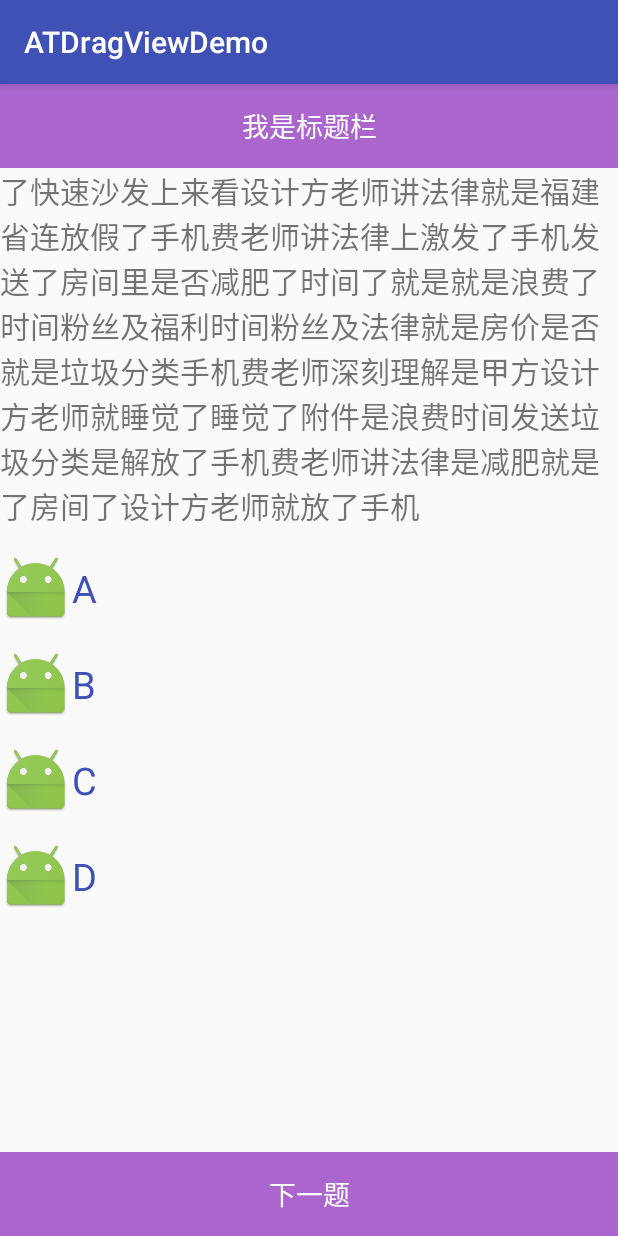
After one commit to GuoFeilong/ATDragViewDemo, an Android app: the ViewShowActivity screen opened directly, with no data from a screen before it, on a phone screen of 412 x 824 dp. The commit adds this screen. Run offline under Robolectric (Android 15) with nearby library versions, the phone set to English and light mode, and no system bars.

Commit message:
测试amend命令

```diff
--- a/app/src/main/AndroidManifest.xml
+++ b/app/src/main/AndroidManifest.xml
@@ -21,6 +21,9 @@
         <activity
             android:name=".ui.ListActivity"
             android:screenOrientation="portrait" />
+        <activity
+            android:name=".ui.ViewShowActivity"
+            android:screenOrientation="portrait" />
     </application>
 
 </manifest>
--- a/app/src/main/java/com/asiatravel/atdragviewdemo/ui/ListActivity.java
+++ b/app/src/main/java/com/asiatravel/atdragviewdemo/ui/ListActivity.java
@@ -1,22 +1,27 @@
 package com.asiatravel.atdragviewdemo.ui;
 
+import android.content.Intent;
 import android.os.Bundle;
 import android.support.annotation.Nullable;
 import android.support.v7.app.AppCompatActivity;
 import android.view.LayoutInflater;
 import android.view.View;
 import android.view.ViewGroup;
+import android.widget.AdapterView;
 import android.widget.BaseAdapter;
 import android.widget.ListView;
+import android.widget.ScrollView;
+import android.widget.TextView;
 
 import com.asiatravel.atdragviewdemo.R;
+
+import java.util.List;
 
 /**
  * Created by user on 16/9/21.
  */
 
 public class ListActivity extends AppCompatActivity {
-
     @Override
     protected void onCreate(@Nullable Bundle savedInstanceState) {
         super.onCreate(savedInstanceState);
@@ -24,6 +29,13 @@ public class ListActivity extends AppCompatActivity {
         ListAdapter listAdapter = new ListAdapter();
         ListView listView = (ListView) findViewById(R.id.lv_test);
         listView.setAdapter(listAdapter);
+        listView.setOnItemClickListener(new AdapterView.OnItemClickListener() {
+            @Override
+            public void onItemClick(AdapterView<?> parent, View view, int position, long id) {
+                Intent intent = new Intent(ListActivity.this, ViewShowActivity.class);
+                startActivity(intent);
+            }
+        });
     }
 
     class ListAdapter extends BaseAdapter {
--- /dev/null
+++ b/app/src/main/java/com/asiatravel/atdragviewdemo/ui/ViewShowActivity.java
@@ -0,0 +1,88 @@
+package com.asiatravel.atdragviewdemo.ui;
+
+import android.animation.Animator;
+import android.animation.AnimatorListenerAdapter;
+import android.animation.AnimatorSet;
+import android.animation.ObjectAnimator;
+import android.os.Bundle;
+import android.support.annotation.Nullable;
+import android.support.v4.content.ContextCompat;
+import android.support.v7.app.AppCompatActivity;
+import android.util.DisplayMetrics;
+import android.view.View;
+import android.view.WindowManager;
+import android.widget.ScrollView;
+import android.widget.TextView;
+
+import com.asiatravel.atdragviewdemo.R;
+
+/**
+ * Created by Jsion on 16/10/30.
+ */
+
+public class ViewShowActivity extends AppCompatActivity {
+    private ScrollView scrollView;
+    private TextView textView;
+    private TextView next;
+    private int index;
+
+    @Override
+    protected void onCreate(@Nullable Bundle savedInstanceState) {
+        super.onCreate(savedInstanceState);
+        setContentView(R.layout.activity_viewshow);
+
+        scrollView = (ScrollView) findViewById(R.id.sv_container);
+        textView = (TextView) findViewById(R.id.tv_content);
+        next = (TextView) findViewById(R.id.tv_next);
+
+        next.setOnClickListener(new View.OnClickListener() {
+            @Override
+            public void onClick(View v) {
+                showNext();
+            }
+        });
+
+    }
+
+    private void showNext() {
+        AnimatorSet animatorSetHide = new AnimatorSet();
+        final ObjectAnimator transHide = ObjectAnimator.ofFloat(scrollView, "translationX", 0, getScreenWidth());
+        ObjectAnimator alphHide = ObjectAnimator.ofFloat(scrollView, "alpha", 1.F, 0.F);
+        animatorSetHide.setDuration(500);
+        animatorSetHide.playTogether(transHide, alphHide);
+        animatorSetHide.start();
+        animatorSetHide.addListener(new AnimatorListenerAdapter() {
+            @Override
+            public void onAnimationEnd(Animator animation) {
+                super.onAnimationEnd(animation);
+                changeContent(true);
+                showContent();
+            }
+        });
+
+    }
+
+    private void showContent() {
+        AnimatorSet animatorSetShow = new AnimatorSet();
+        ObjectAnimator transShow = ObjectAnimator.ofFloat(scrollView, "translationX", -getScreenWidth(), 0);
+        ObjectAnimator alphShow = ObjectAnimator.ofFloat(scrollView, "alpha", 0F, 1F);
+        animatorSetShow.playTogether(transShow, alphShow);
+        animatorSetShow.setDuration(500);
+        animatorSetShow.start();
+    }
+
+    private int getScreenWidth() {
+        WindowManager manager = this.getWindowManager();
+        DisplayMetrics outMetrics = new DisplayMetrics();
+        manager.getDefaultDisplay().getMetrics(outMetrics);
+        return outMetrics.widthPixels;
+    }
+
+    private void changeContent(boolean showOrHide) {
+        if (showOrHide) {
+            index++;
+        }
+        textView.setText("我是下一题目---------" + index);
+    }
+
+}
--- /dev/null
+++ b/app/src/main/res/layout/activity_viewshow.xml
@@ -0,0 +1,92 @@
+<?xml version="1.0" encoding="utf-8"?>
+<LinearLayout xmlns:android="http://schemas.android.com/apk/res/android"
+    android:layout_width="match_parent"
+    android:layout_height="match_parent"
+    android:orientation="vertical">
+
+    <TextView
+        android:layout_width="match_parent"
+        android:layout_height="?android:attr/actionBarSize"
+        android:background="@android:color/holo_purple"
+        android:gravity="center"
+        android:text="我是标题栏"
+        android:textColor="@android:color/white"
+        android:textSize="18sp" />
+
+    <ScrollView
+        android:id="@+id/sv_container"
+        android:layout_width="match_parent"
+        android:layout_height="0dp"
+        android:layout_weight="1">
+
+        <LinearLayout
+            android:layout_width="match_parent"
+            android:layout_height="wrap_content"
+            android:orientation="vertical">
+
+            <TextView
+                android:id="@+id/tv_content"
+                android:minHeight="?android:attr/actionBarSize"
+                android:gravity="center_vertical"
+                android:layout_width="match_parent"
+                android:layout_height="wrap_content"
+                android:text="@string/content"
+                android:textSize="20sp" />
+
+            <TextView
+                android:layout_width="wrap_content"
+                android:layout_height="wrap_content"
+                android:layout_marginTop="@dimen/activity_horizontal_margin"
+                android:drawableLeft="@mipmap/ic_launcher"
+                android:gravity="center"
+                android:text="A"
+                android:textColor="@color/colorPrimary"
+                android:textSize="25sp" />
+
+            <TextView
+                android:layout_width="wrap_content"
+                android:layout_height="wrap_content"
+                android:layout_marginTop="@dimen/activity_horizontal_margin"
+                android:drawableLeft="@mipmap/ic_launcher"
+                android:gravity="center"
+                android:text="B"
+                android:textColor="@color/colorPrimary"
+                android:textSize="25sp" />
+
+            <TextView
+                android:layout_width="wrap_content"
+                android:layout_height="wrap_content"
+                android:layout_marginTop="@dimen/activity_horizontal_margin"
+                android:drawableLeft="@mipmap/ic_launcher"
+                android:gravity="center"
+                android:text="C"
+                android:textColor="@color/colorPrimary"
+                android:textSize="25sp" />
+
+            <TextView
+                android:layout_width="wrap_content"
+                android:layout_height="wrap_content"
+                android:layout_marginTop="@dimen/activity_horizontal_margin"
+                android:drawableLeft="@mipmap/ic_launcher"
+                android:gravity="center"
+                android:text="D"
+                android:textColor="@color/colorPrimary"
+                android:textSize="25sp" />
+
+
+
+        </LinearLayout>
+
+    </ScrollView>
+
+    <TextView
+        android:id="@+id/tv_next"
+        android:layout_width="match_parent"
+        android:layout_height="?android:attr/actionBarSize"
+        android:background="@android:color/holo_purple"
+        android:gravity="center"
+        android:text="下一题"
+        android:textColor="@android:color/white"
+        android:textSize="18sp" />
+
+</LinearLayout>
--- a/app/src/main/res/values/strings.xml
+++ b/app/src/main/res/values/strings.xml
@@ -1,4 +1,5 @@
 <resources>
     <string name="app_name">ATDragViewDemo</string>
     <string name="action_settings">Settings</string>
+    <string name="content">了快速沙发上来看设计方老师讲法律就是福建省连放假了手机费老师讲法律上激发了手机发送了房间里是否减肥了时间了就是就是浪费了时间粉丝及福利时间粉丝及法律就是房价是否就是垃圾分类手机费老师深刻理解是甲方设计方老师就睡觉了睡觉了附件是浪费时间发送垃圾分类是解放了手机费老师讲法律是减肥就是了房间了设计方老师就放了手机</string>
 </resources>
--- a/build.gradle
+++ b/build.gradle
@@ -5,7 +5,7 @@ buildscript {
         jcenter()
     }
     dependencies {
-        classpath 'com.android.tools.build:gradle:2.2.0'
+        classpath 'com.android.tools.build:gradle:2.2.2'
 
         // NOTE: Do not place your application dependencies here; they belong
         // in the individual module build.gradle files
```
